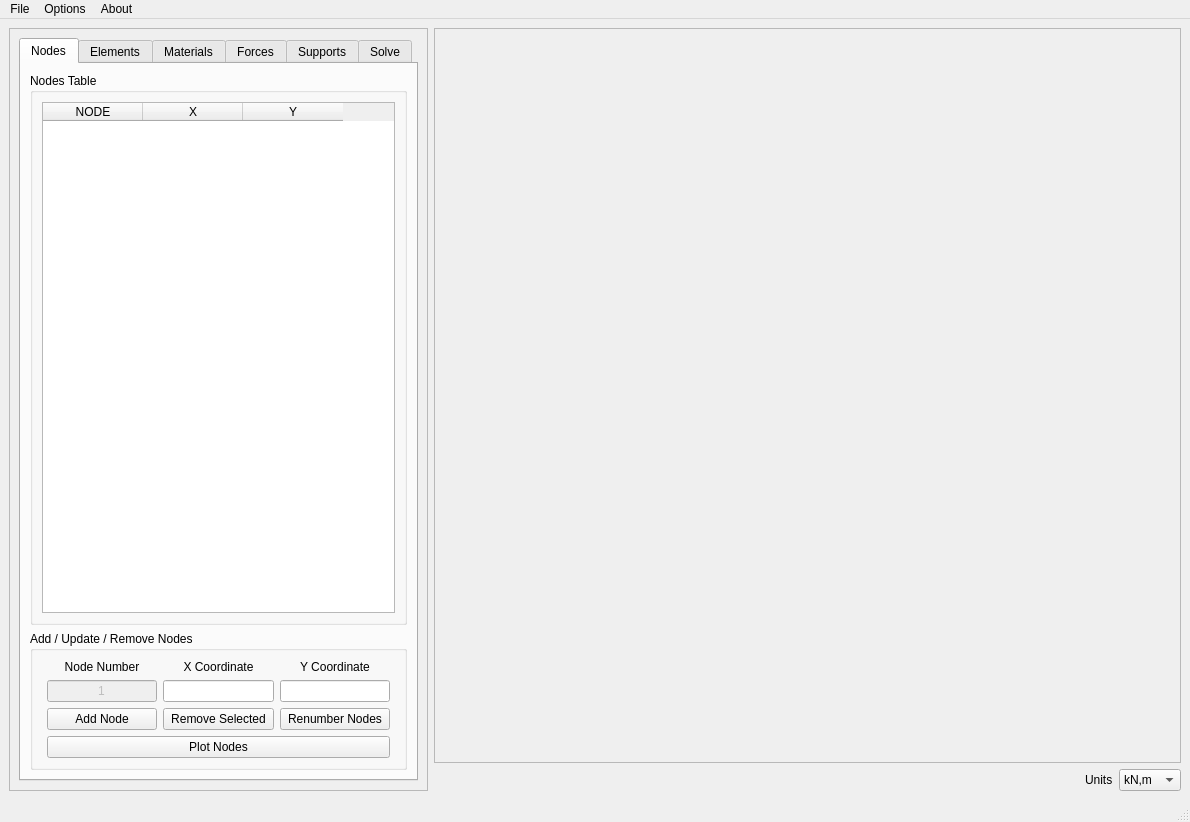
This is GUI.ui in mjamezquidilla/pysead as Qt 5 draws it before an edit. The edited form follows.
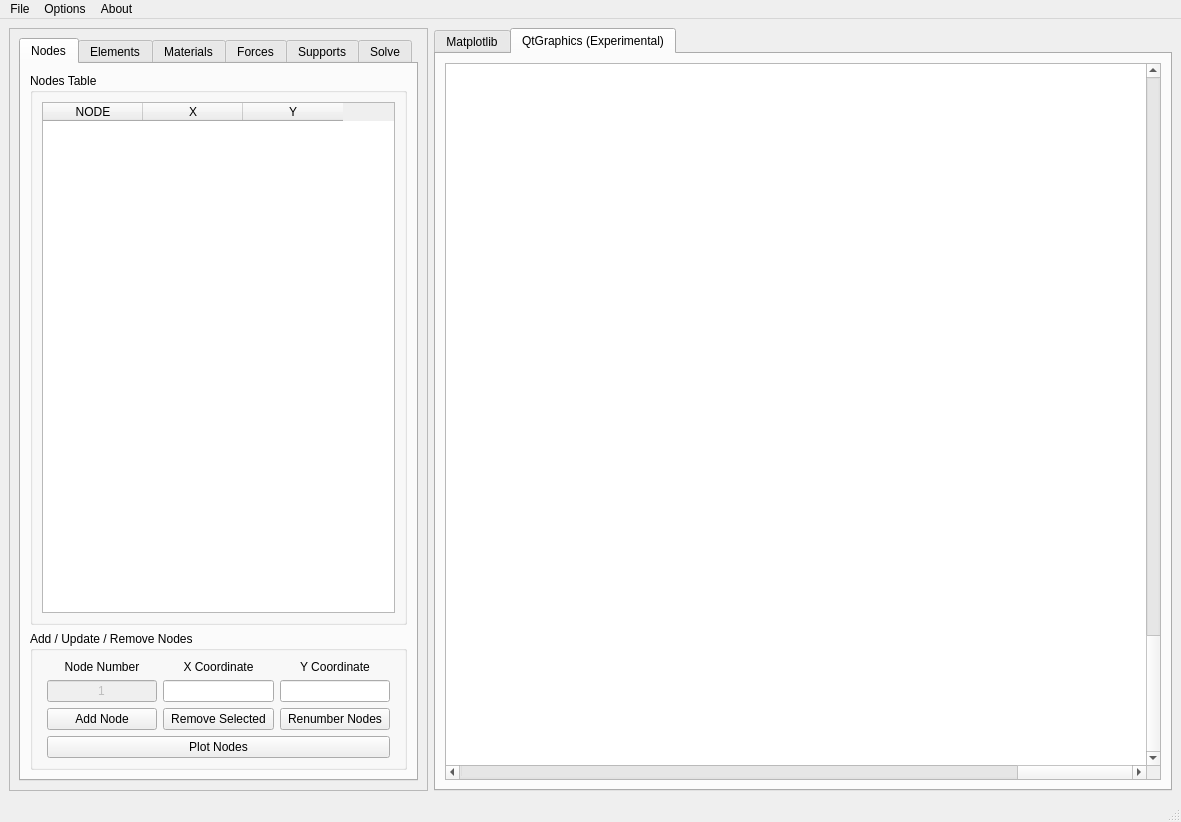
This is the edited form.

Commit message: Added Experimental GUI QGraphicsView

The edit to the form file:
```diff
--- a/GUI.ui
+++ b/GUI.ui
@@ -6,7 +6,7 @@
    <rect>
     <x>0</x>
     <y>0</y>
-    <width>1190</width>
+    <width>1181</width>
     <height>822</height>
    </rect>
   </property>
@@ -1143,7 +1143,15 @@
      </widget>
     </item>
     <item>
-     <layout class="QVBoxLayout" name="verticalLayout_14" stretch="1,0">
+     <widget class="QTabWidget" name="tabWidget_2">
+      <property name="currentIndex">
+       <number>1</number>
+      </property>
+      <widget class="QWidget" name="tab">
+       <attribute name="title">
+        <string>Matplotlib</string>
+       </attribute>
+       <layout class="QHBoxLayout" name="horizontalLayout_18">
       <item>
        <widget class="QFrame" name="Matplotlib_Frame">
         <property name="cursor">
@@ -1157,55 +1165,64 @@
         </property>
        </widget>
       </item>
+       </layout>
+      </widget>
+      <widget class="QWidget" name="tab_2">
+       <attribute name="title">
+        <string>QtGraphics (Experimental)</string>
+       </attribute>
+       <layout class="QVBoxLayout" name="verticalLayout_13">
       <item>
-       <layout class="QHBoxLayout" name="horizontalLayout_15">
-        <item>
-         <spacer name="horizontalSpacer">
-          <property name="orientation">
-           <enum>Qt::Horizontal</enum>
+         <widget class="QGraphicsView" name="graphicsView">
+          <property name="cursor" stdset="0">
+           <cursorShape>ArrowCursor</cursorShape>
           </property>
-          <property name="sizeHint" stdset="0">
-           <size>
-            <width>40</width>
-            <height>20</height>
-           </size>
+          <property name="mouseTracking">
+           <bool>true</bool>
           </property>
-         </spacer>
-        </item>
-        <item>
-         <widget class="QLabel" name="label_7">
-          <property name="text">
-           <string>Units</string>
+          <property name="verticalScrollBarPolicy">
+           <enum>Qt::ScrollBarAlwaysOn</enum>
           </property>
-         </widget>
-        </item>
-        <item>
-         <widget class="QComboBox" name="Units_Combobox">
-          <item>
-           <property name="text">
-            <string>kN,m</string>
-           </property>
-          </item>
-          <item>
-           <property name="text">
-            <string>N,mm</string>
-           </property>
-          </item>
-          <item>
-           <property name="text">
-            <string>kip, ft</string>
-           </property>
-          </item>
-          <item>
-           <property name="text">
-            <string>lbf, in</string>
-           </property>
-          </item>
+          <property name="horizontalScrollBarPolicy">
+           <enum>Qt::ScrollBarAlwaysOn</enum>
+          </property>
+          <property name="sizeAdjustPolicy">
+           <enum>QAbstractScrollArea::AdjustToContentsOnFirstShow</enum>
+          </property>
+          <property name="sceneRect">
+           <rectf>
+            <x>-32000.000000000000000</x>
+            <y>-32000.000000000000000</y>
+            <width>64000.000000000000000</width>
+            <height>64000.000000000000000</height>
+           </rectf>
+          </property>
+          <property name="alignment">
+           <set>Qt::AlignCenter</set>
+          </property>
+          <property name="renderHints">
+           <set>QPainter::Antialiasing|QPainter::HighQualityAntialiasing|QPainter::SmoothPixmapTransform|QPainter::TextAntialiasing</set>
+          </property>
+          <property name="dragMode">
+           <enum>QGraphicsView::RubberBandDrag</enum>
+          </property>
+          <property name="transformationAnchor">
+           <enum>QGraphicsView::NoAnchor</enum>
+          </property>
+          <property name="resizeAnchor">
+           <enum>QGraphicsView::AnchorViewCenter</enum>
+          </property>
+          <property name="viewportUpdateMode">
+           <enum>QGraphicsView::FullViewportUpdate</enum>
+          </property>
+          <property name="rubberBandSelectionMode">
+           <enum>Qt::IntersectsItemBoundingRect</enum>
+          </property>
          </widget>
         </item>
        </layout>
-      </item>
-     </layout>
+      </widget>
+     </widget>
     </item>
    </layout>
   </widget>
@@ -1214,7 +1231,7 @@
     <rect>
      <x>0</x>
      <y>0</y>
-     <width>1190</width>
+     <width>1181</width>
      <height>21</height>
     </rect>
    </property>
```
Lines whose indentation alone changed are shown as unchanged. The commit also changes 3 other files.
